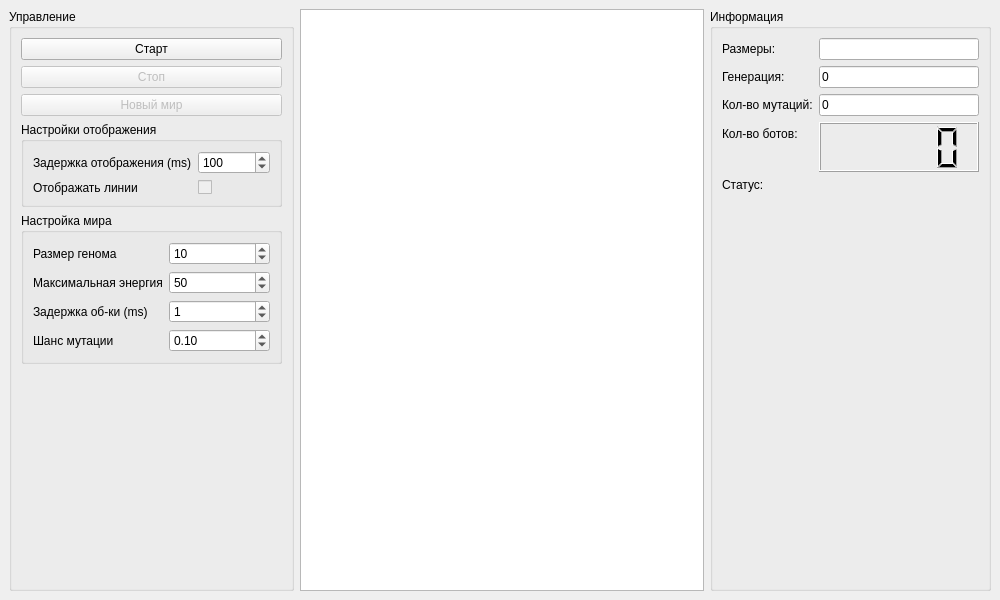
The window that mainwindow.ui (TomasGlgg/QGenetic) describes before a commit, drawn with Qt 5.
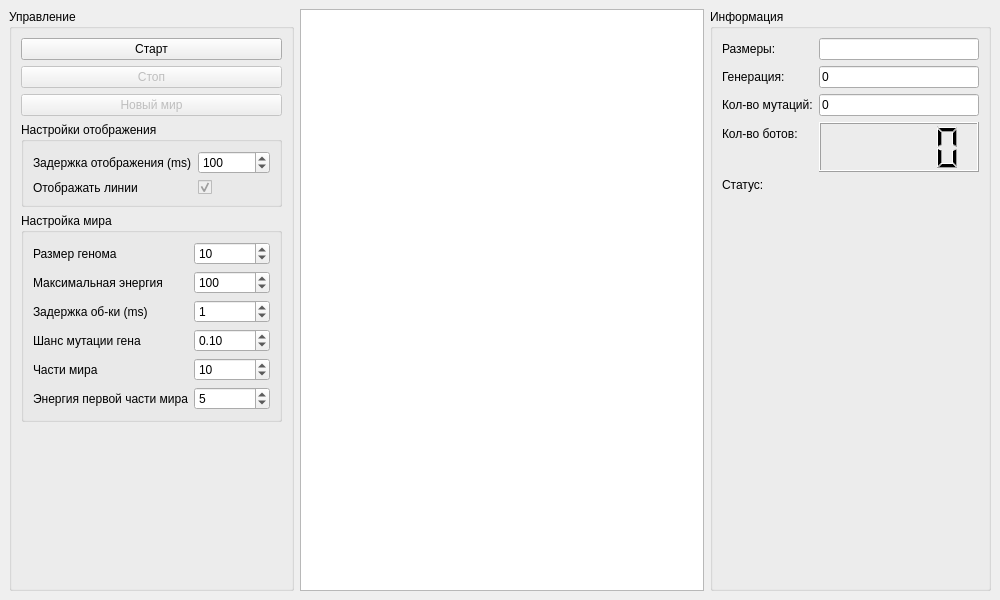
The same window after the commit. Custom widgets are drawn as their Qt base class.

Commit message: added world parts

Diff of the .ui file:
```diff
--- a/mainwindow.ui
+++ b/mainwindow.ui
@@ -116,6 +116,9 @@
             <property name="text">
              <string/>
             </property>
+            <property name="checked">
+             <bool>true</bool>
+            </property>
            </widget>
           </item>
          </layout>
@@ -163,10 +166,10 @@
              <number>1</number>
             </property>
             <property name="maximum">
-             <number>100</number>
+             <number>1000</number>
             </property>
             <property name="value">
-             <number>50</number>
+             <number>100</number>
             </property>
            </widget>
           </item>
@@ -196,7 +199,7 @@
           <item row="3" column="0">
            <widget class="QLabel" name="label_8">
             <property name="text">
-             <string>Шанс мутации</string>
+             <string>Шанс мутации гена</string>
             </property>
            </widget>
           </item>
@@ -216,6 +219,46 @@
             </property>
            </widget>
           </item>
+          <item row="4" column="0">
+           <widget class="QLabel" name="label_12">
+            <property name="text">
+             <string>Части мира</string>
+            </property>
+           </widget>
+          </item>
+          <item row="4" column="1">
+           <widget class="QSpinBox" name="world_parts_count">
+            <property name="minimum">
+             <number>2</number>
+            </property>
+            <property name="maximum">
+             <number>100</number>
+            </property>
+            <property name="value">
+             <number>10</number>
+            </property>
+           </widget>
+          </item>
+          <item row="5" column="0">
+           <widget class="QLabel" name="label_13">
+            <property name="text">
+             <string>Энергия первой части мира</string>
+            </property>
+           </widget>
+          </item>
+          <item row="5" column="1">
+           <widget class="QSpinBox" name="start_world_energy">
+            <property name="minimum">
+             <number>2</number>
+            </property>
+            <property name="maximum">
+             <number>50</number>
+            </property>
+            <property name="value">
+             <number>5</number>
+            </property>
+           </widget>
+          </item>
          </layout>
         </widget>
        </item>
```
The commit also changes 4 other files.
